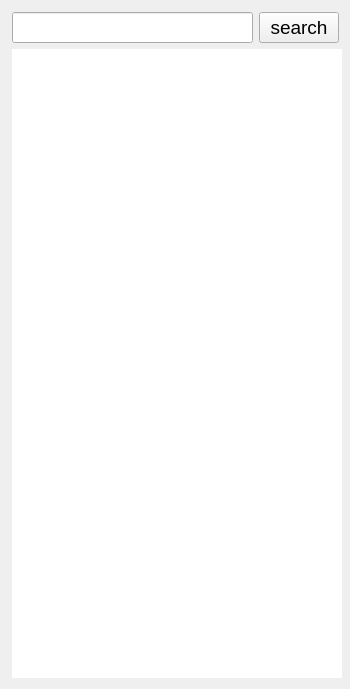
Old version of the form playlistitems.ui in the repository futuregainz/iPlayMovie.
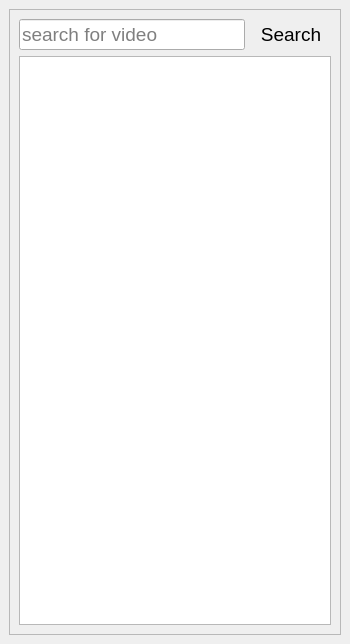
New version of the form.

Patch:
```diff
--- a/playlistitems.ui
+++ b/playlistitems.ui
@@ -7,7 +7,7 @@
     <x>0</x>
     <y>0</y>
     <width>350</width>
-    <height>689</height>
+    <height>644</height>
    </rect>
   </property>
   <property name="sizePolicy">
@@ -24,8 +24,8 @@
   </property>
   <property name="maximumSize">
    <size>
-    <width>350</width>
-    <height>16777215</height>
+    <width>380</width>
+    <height>644</height>
    </size>
   </property>
   <property name="font">
@@ -46,15 +46,51 @@
   <property name="layoutDirection">
    <enum>Qt::LeftToRight</enum>
   </property>
+  <layout class="QHBoxLayout" name="horizontalLayout">
+   <property name="spacing">
+    <number>0</number>
+   </property>
+   <property name="leftMargin">
+    <number>9</number>
+   </property>
+   <property name="topMargin">
+    <number>9</number>
+   </property>
+   <property name="rightMargin">
+    <number>9</number>
+   </property>
+   <property name="bottomMargin">
+    <number>9</number>
+   </property>
+   <item>
+    <widget class="QFrame" name="frame">
+     <property name="frameShape">
+      <enum>QFrame::StyledPanel</enum>
+     </property>
+     <property name="frameShadow">
+      <enum>QFrame::Raised</enum>
+     </property>
+     <property name="lineWidth">
+      <number>2</number>
+     </property>
+     <property name="midLineWidth">
+      <number>2</number>
+     </property>
   <layout class="QVBoxLayout" name="verticalLayout">
    <property name="spacing">
     <number>6</number>
    </property>
    <property name="leftMargin">
-    <number>12</number>
+       <number>9</number>
    </property>
    <property name="topMargin">
-    <number>12</number>
+       <number>9</number>
+      </property>
+      <property name="rightMargin">
+       <number>9</number>
+      </property>
+      <property name="bottomMargin">
+       <number>9</number>
    </property>
    <item>
     <layout class="QHBoxLayout" name="horizontalLayout_2">
@@ -65,16 +101,34 @@
       <widget class="QLineEdit" name="lineEdit">
        <property name="minimumSize">
         <size>
-         <width>240</width>
+            <width>0</width>
          <height>0</height>
         </size>
        </property>
+          <property name="inputMask">
+           <string/>
+          </property>
+          <property name="text">
+           <string extracomment="search for video"/>
+          </property>
+          <property name="placeholderText">
+           <string>search for video</string>
+          </property>
       </widget>
      </item>
      <item>
       <widget class="QPushButton" name="searchButton">
+          <property name="minimumSize">
+           <size>
+            <width>0</width>
+            <height>0</height>
+           </size>
+          </property>
        <property name="text">
-        <string>search</string>
+           <string>Search</string>
+          </property>
+          <property name="flat">
+           <bool>true</bool>
        </property>
       </widget>
      </item>
@@ -83,21 +137,21 @@
    <item>
     <widget class="QListWidget" name="listWidget">
      <property name="sizePolicy">
-      <sizepolicy hsizetype="Fixed" vsizetype="Expanding">
+         <sizepolicy hsizetype="Expanding" vsizetype="Expanding">
        <horstretch>0</horstretch>
        <verstretch>0</verstretch>
       </sizepolicy>
      </property>
      <property name="minimumSize">
       <size>
-       <width>330</width>
-       <height>310</height>
+          <width>0</width>
+          <height>0</height>
       </size>
      </property>
      <property name="maximumSize">
       <size>
-       <width>330</width>
-       <height>4452545</height>
+          <width>16777215</width>
+          <height>16777215</height>
       </size>
      </property>
      <property name="font">
@@ -115,16 +169,16 @@
       <string notr="true">selection-background-color: rgb(0, 176, 0);</string>
      </property>
      <property name="frameShape">
-      <enum>QFrame::Box</enum>
+         <enum>QFrame::StyledPanel</enum>
      </property>
      <property name="frameShadow">
       <enum>QFrame::Raised</enum>
      </property>
      <property name="lineWidth">
-      <number>0</number>
+         <number>2</number>
      </property>
      <property name="midLineWidth">
-      <number>0</number>
+         <number>2</number>
      </property>
      <property name="horizontalScrollBarPolicy">
       <enum>Qt::ScrollBarAsNeeded</enum>
@@ -156,6 +210,9 @@
      <property name="sortingEnabled">
       <bool>false</bool>
      </property>
+       </widget>
+      </item>
+     </layout>
     </widget>
    </item>
   </layout>
```
Lines whose indentation alone changed are shown as unchanged.
